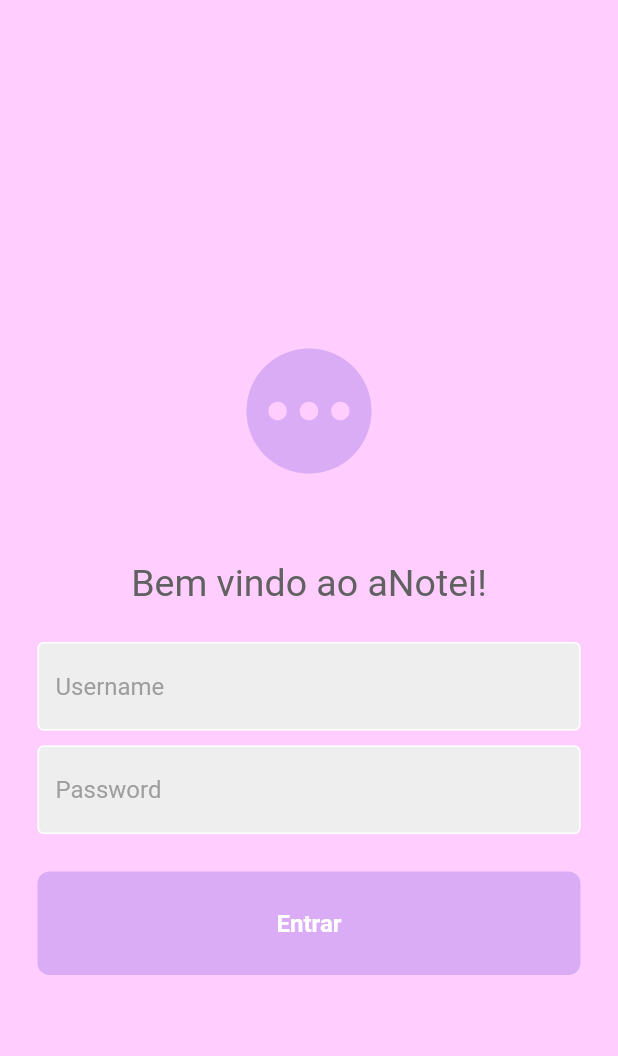
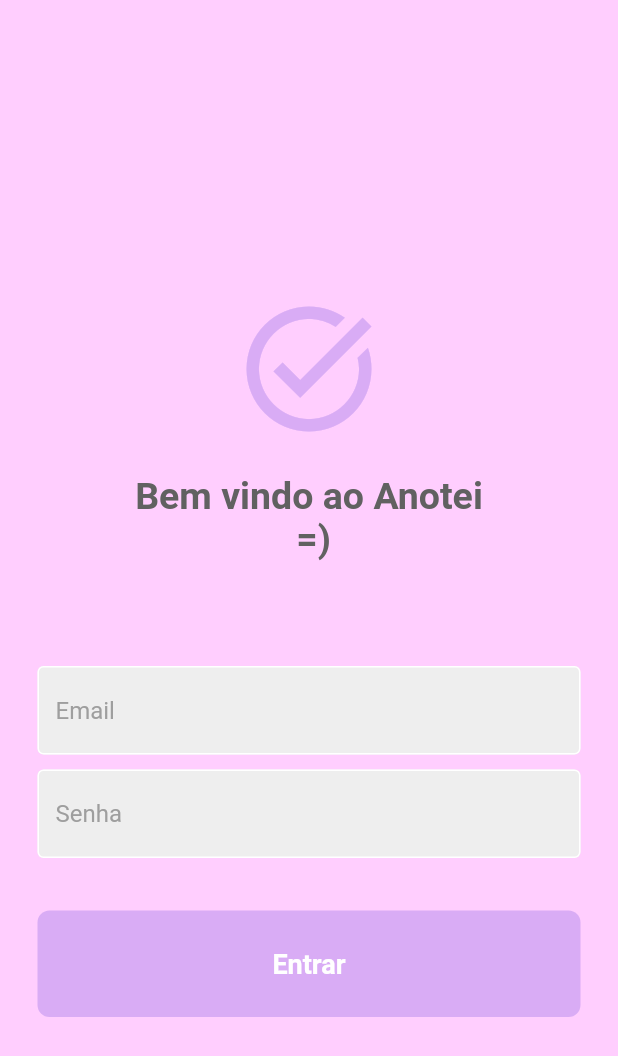
Before and after one commit to VinniciusJesus/anotei, a Flutter app: the screen it shows after launch, on a phone screen of 412 x 824 dp. Shown: the top 1056 px of the screen. Run offline on Flutter 3.47's test engine with Material 2 defaults, Android fonts, the phone set to English and light mode, and no system bars.

Commit message:
:lipstick: feat altera o layout do LoginPage

```diff
--- a/lib/app/components/button_widget.dart
+++ b/lib/app/components/button_widget.dart
@@ -28,7 +28,7 @@ class ButtonWidget extends StatelessWidget {
             style: TextStyle(
               color: Colors.white,
               fontWeight: FontWeight.bold,
-              fontSize: 16,
+              fontSize: 18,
             ),
           ),
         ),
--- a/lib/app/modules/login/presenter/login_page.dart
+++ b/lib/app/modules/login/presenter/login_page.dart
@@ -22,31 +22,32 @@ class LoginPage extends StatelessWidget {
             children: [
               const SizedBox(height: 50),
               const Icon(
-                Icons.pending,
+                Icons.task_alt,
                 size: 100,
                 color: Color(0xFFD9ACF5),
               ),
-              const SizedBox(height: 50),
+              const SizedBox(height: 20),
               Text(
-                'Bem vindo ao aNotei!',
+                'Bem vindo ao Anotei\n =)',
+                textAlign: TextAlign.center,
                 style: TextStyle(
-                  color: Colors.grey[700],
-                  fontSize: 25,
-                ),
+                    color: Colors.grey[700],
+                    fontSize: 25,
+                    fontWeight: FontWeight.bold),
               ),
-              const SizedBox(height: 25),
+              const SizedBox(height: 70),
               TextFieldWidget(
                 controller: _controller.emailEC,
-                hintText: 'Username',
+                hintText: 'Email',
                 obscureText: false,
               ),
               const SizedBox(height: 10),
               TextFieldWidget(
                 controller: _controller.passwordEC,
-                hintText: 'Password',
+                hintText: 'Senha',
                 obscureText: true,
               ),
-              const SizedBox(height: 25),
+              const SizedBox(height: 35),
               ButtonWidget(
                 onTap: () {},
                 text: 'Entrar',
```
Also changed, not shown: 3 other files.
